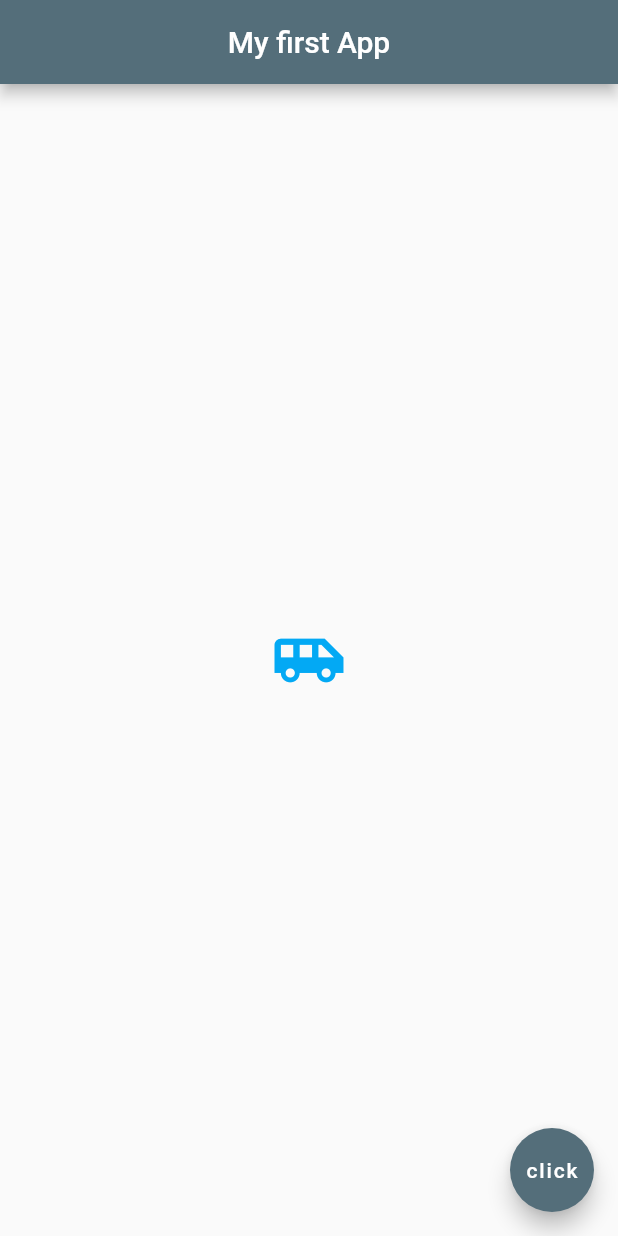
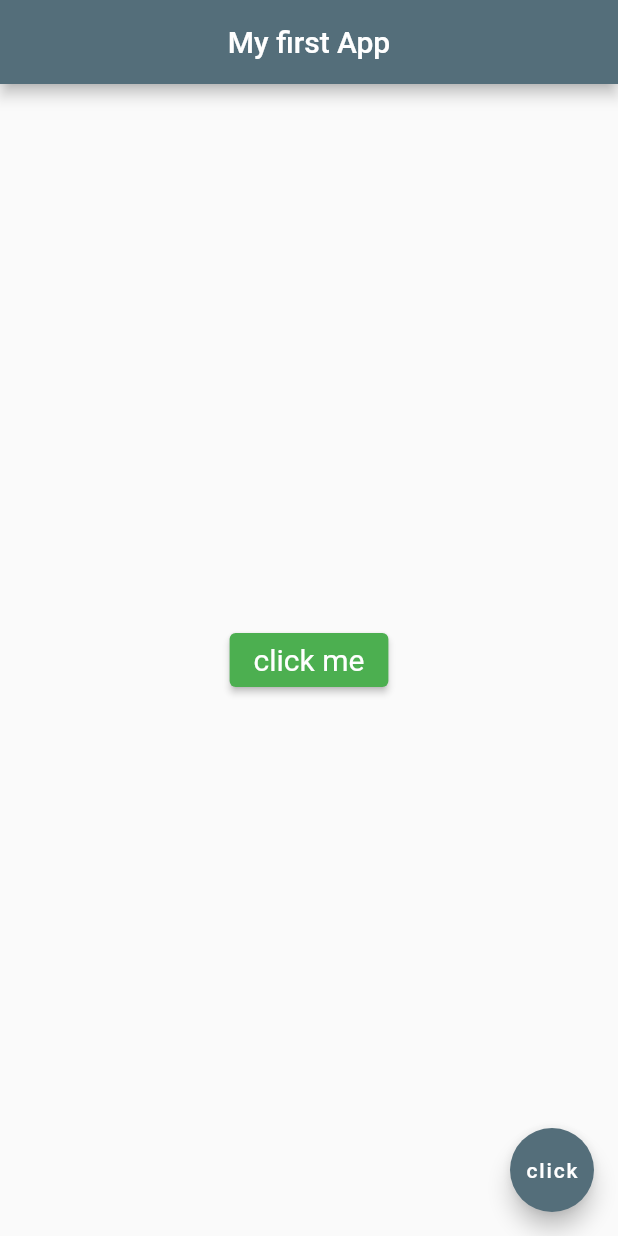
Before and after one commit to Tushxr00/myapp, a Flutter app: the screen it shows after launch, on a phone screen of 412 x 824 dp. Run offline on Flutter 3.47's test engine with Material 2 defaults, Android fonts, the phone set to English and light mode, and no system bars.

Commit message:
FEAT: instead of using a RaisedButton(which is depricated), using a ElevatedButton

```diff
--- a/lib/main.dart
+++ b/lib/main.dart
@@ -17,11 +17,19 @@ class Home extends StatelessWidget {
         centerTitle: true,
         backgroundColor: Colors.blueGrey[600],
       ),
-      body: const Center(
-        child: Icon(
-          Icons.airport_shuttle,
-          color: Colors.lightBlue,
-          size: 50,
+      body:  Center(
+        child: ElevatedButton(
+          child: const Text('click me'),
+          onPressed: (){
+             print('hi');
+          },
+          style: ElevatedButton.styleFrom(backgroundColor: Colors.green,
+            textStyle: const TextStyle(
+              color: Colors.white,
+              fontSize: 20,
+              fontStyle: FontStyle.normal,
+            )
+          ),
         )
       ),
       floatingActionButton: FloatingActionButton(
```
